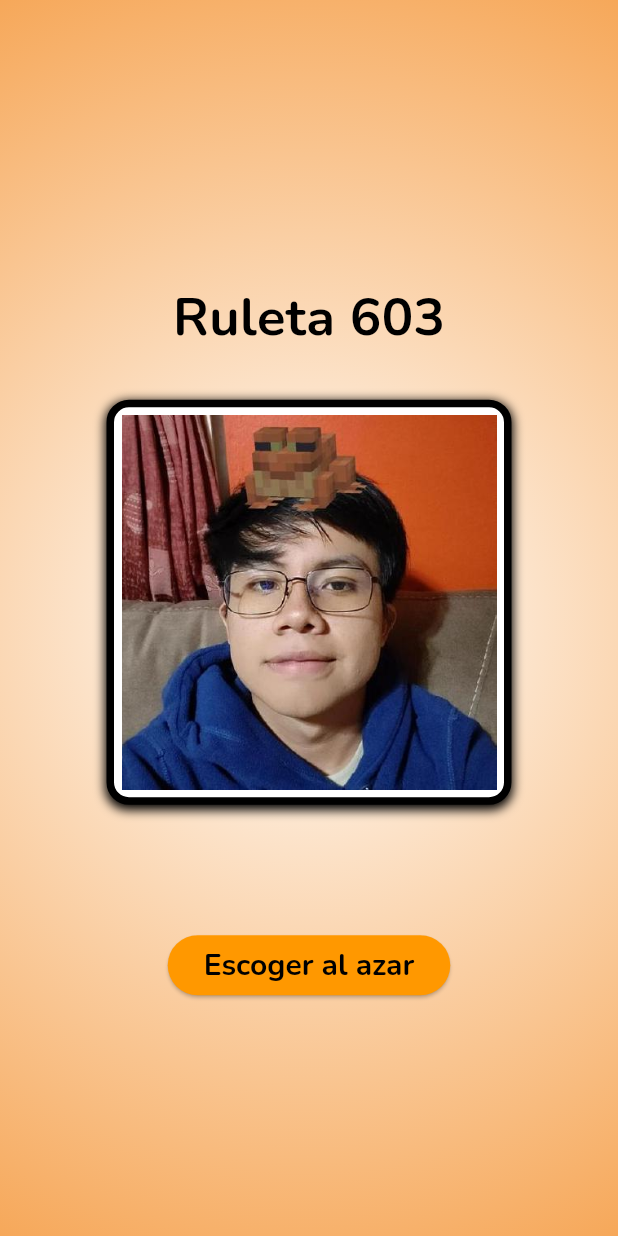
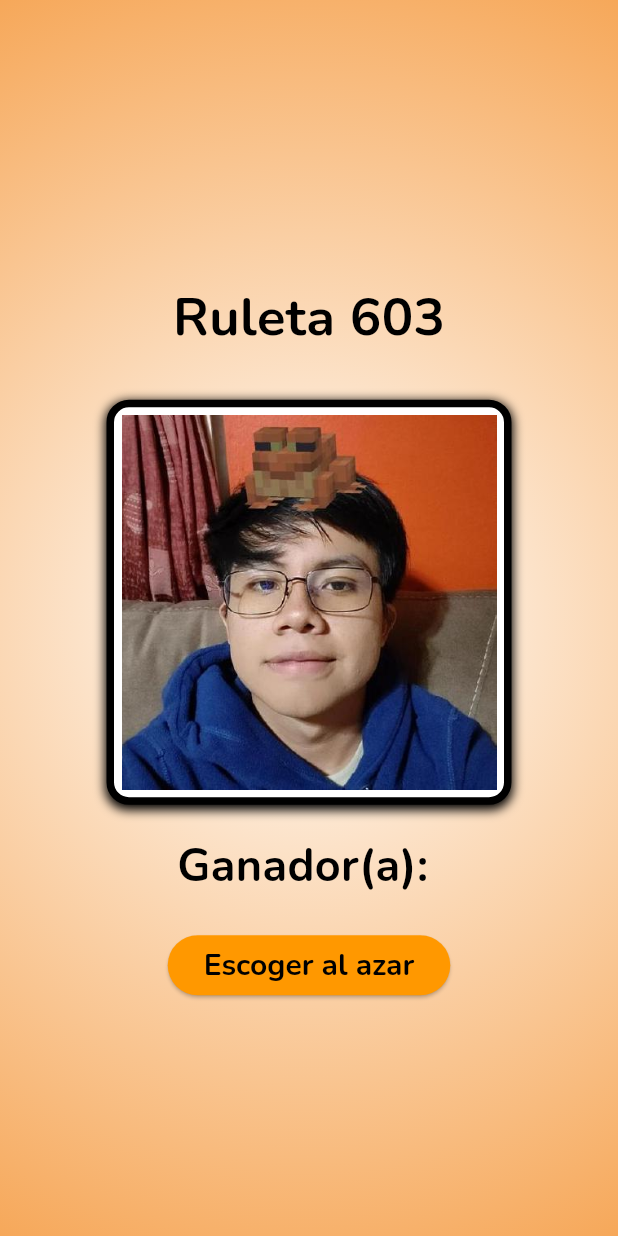
Before and after one commit to albertholto0/Desarrollo-aplicaciones-moviles, a Flutter app: the screen it shows after launch, on a phone screen of 412 x 824 dp. Run offline on Flutter 3.47's test engine with Material 3 defaults, Android fonts, the phone set to English and light mode, and no system bars; our stand-ins replace google_fonts.

Commit message:
Se modificó la manera en la que aparece el nombre en el girar_dado_alumnos_modificado

```diff
--- a/girar_dado_alumnos_modificado/lib/main.dart
+++ b/girar_dado_alumnos_modificado/lib/main.dart
@@ -138,6 +138,19 @@ class _HomeDadoState extends State<HomeDado> {
                 child: Image.asset(_rutaCompanero, width: 250),
               ),
               SizedBox(height: 20),
+              Row(
+                mainAxisAlignment: MainAxisAlignment.center,
+                children: [
+                  Text(
+                    "Ganador(a): ",
+                    style: GoogleFonts.nunito(
+                      textStyle: TextStyle(
+                        fontSize: 30,
+                        color: Colors.black,
+                        fontWeight: FontWeight.bold,
+                      ),
+                    ),
+                  ),
                   Text(
                     _nombreGanador,
                     style: GoogleFonts.nunito(
@@ -154,6 +167,8 @@ class _HomeDadoState extends State<HomeDado> {
                         ],
                       ),
                     ),
+                  ),
+                ],
               ),
               SizedBox(height: 20),
               ElevatedButton(
```
Lines whose indentation alone changed are shown as unchanged.
